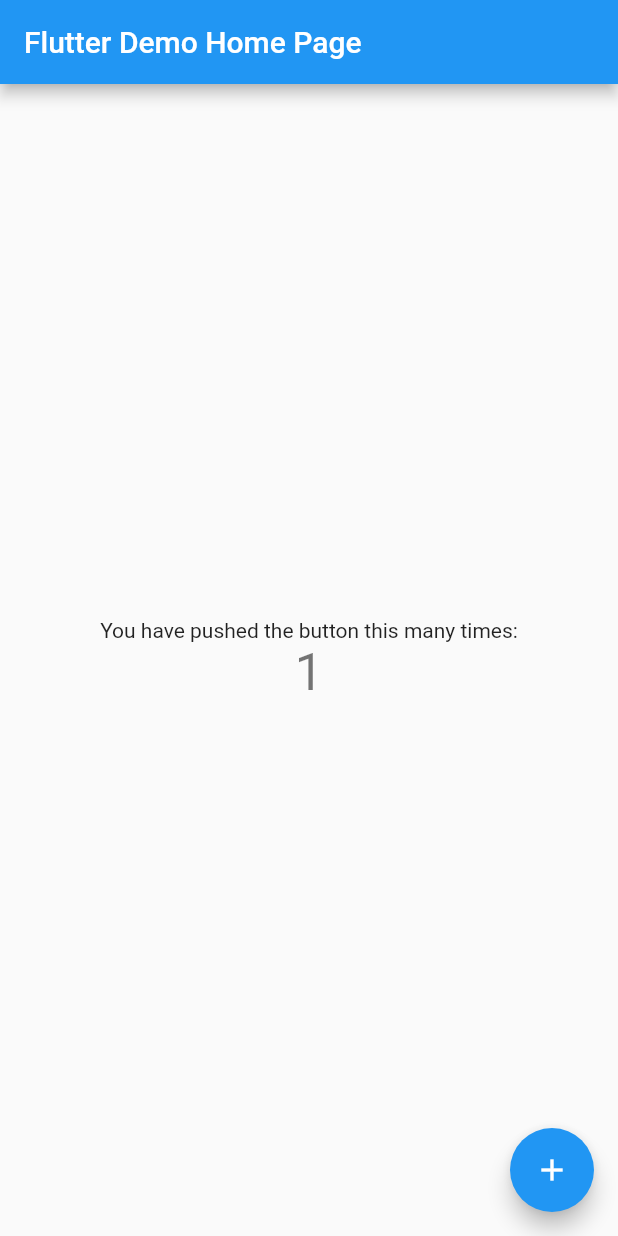
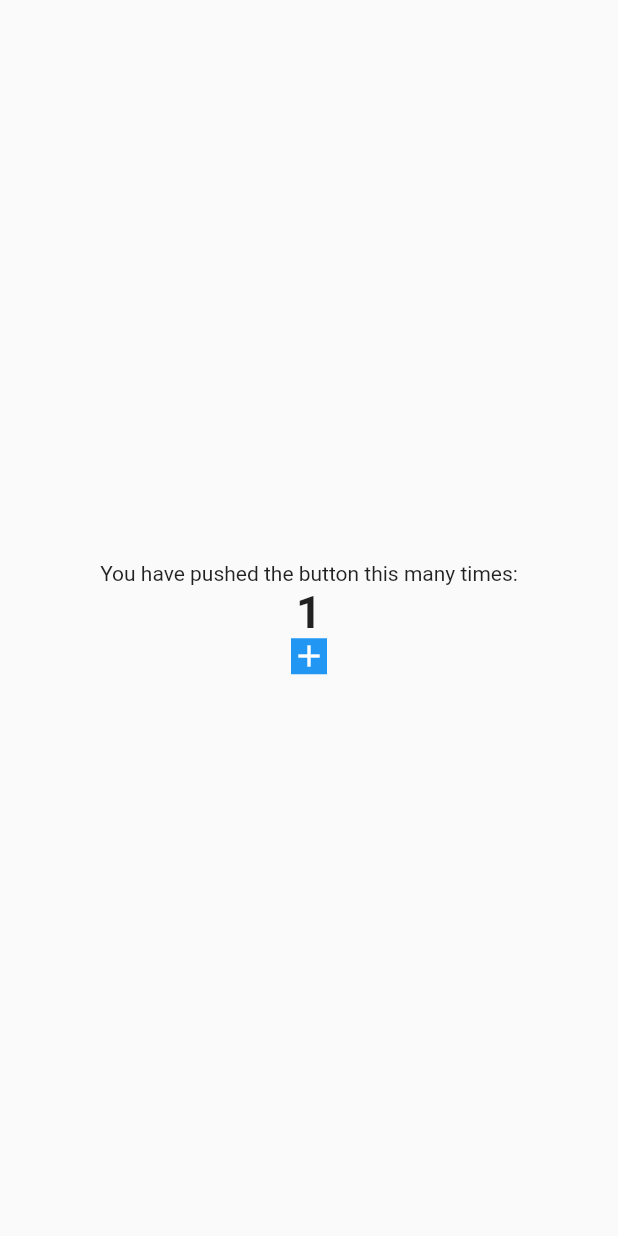
Before and after one commit to YamamotoDesu/riverpod_news_app, a Flutter app: the screen it shows after launch, after a tap on the "add" icon, on a phone screen of 412 x 824 dp. Run offline on Flutter 3.47's test engine with Material 2 defaults, Android fonts, the phone set to English and light mode, and no system bars; our stand-ins replace flutter_riverpod.

Commit message:
Part 1 Basic

```diff
--- /dev/null
+++ b/lib/counter_controller.dart
@@ -0,0 +1,9 @@
+import 'package:flutter_riverpod/flutter_riverpod.dart';
+
+final counterProvider = StateProvider(
+  (ref) => 0,
+);
+
+final textProvider = Provider(
+  (ref) => 'You have pushed the button this many times:',
+);
--- a/lib/main.dart
+++ b/lib/main.dart
@@ -1,115 +1,65 @@
 import 'package:flutter/material.dart';
+import 'package:flutter_riverpod/flutter_riverpod.dart';
+import 'package:riverpod_news_app/counter_controller.dart';
 
 void main() {
-  runApp(const MyApp());
+  runApp(
+    const ProviderScope(
+      child: MyApp(),
+    ),
+  );
 }
 
 class MyApp extends StatelessWidget {
   const MyApp({super.key});
 
-  // This widget is the root of your application.
   @override
   Widget build(BuildContext context) {
     return MaterialApp(
       title: 'Flutter Demo',
       theme: ThemeData(
-        // This is the theme of your application.
-        //
-        // Try running your application with "flutter run". You'll see the
-        // application has a blue toolbar. Then, without quitting the app, try
-        // changing the primarySwatch below to Colors.green and then invoke
-        // "hot reload" (press "r" in the console where you ran "flutter run",
-        // or simply save your changes to "hot reload" in a Flutter IDE).
-        // Notice that the counter didn't reset back to zero; the application
-        // is not restarted.
         primarySwatch: Colors.blue,
       ),
-      home: const MyHomePage(title: 'Flutter Demo Home Page'),
+      home: const MyHomePage(),
     );
   }
 }
 
-class MyHomePage extends StatefulWidget {
-  const MyHomePage({super.key, required this.title});
-
-  // This widget is the home page of your application. It is stateful, meaning
-  // that it has a State object (defined below) that contains fields that affect
-  // how it looks.
-
-  // This class is the configuration for the state. It holds the values (in this
-  // case the title) provided by the parent (in this case the App widget) and
-  // used by the build method of the State. Fields in a Widget subclass are
-  // always marked "final".
-
-  final String title;
-
-  @override
-  State<MyHomePage> createState() => _MyHomePageState();
-}
-
-class _MyHomePageState extends State<MyHomePage> {
-  int _counter = 0;
-
-  void _incrementCounter() {
-    setState(() {
-      // This call to setState tells the Flutter framework that something has
-      // changed in this State, which causes it to rerun the build method below
-      // so that the display can reflect the updated values. If we changed
-      // _counter without calling setState(), then the build method would not be
-      // called again, and so nothing would appear to happen.
-      _counter++;
-    });
-  }
+class MyHomePage extends StatelessWidget {
+  const MyHomePage({super.key});
 
   @override
   Widget build(BuildContext context) {
-    // This method is rerun every time setState is called, for instance as done
-    // by the _incrementCounter method above.
-    //
-    // The Flutter framework has been optimized to make rerunning build methods
-    // fast, so that you can just rebuild anything that needs updating rather
-    // than having to individually change instances of widgets.
     return Scaffold(
-      appBar: AppBar(
-        // Here we take the value from the MyHomePage object that was created by
-        // the App.build method, and use it to set our appbar title.
-        title: Text(widget.title),
-      ),
       body: Center(
-        // Center is a layout widget. It takes a single child and positions it
-        // in the middle of the parent.
-        child: Column(
-          // Column is also a layout widget. It takes a list of children and
-          // arranges them vertically. By default, it sizes itself to fit its
-          // children horizontally, and tries to be as tall as its parent.
-          //
-          // Invoke "debug painting" (press "p" in the console, choose the
-          // "Toggle Debug Paint" action from the Flutter Inspector in Android
-          // Studio, or the "Toggle Debug Paint" command in Visual Studio Code)
-          // to see the wireframe for each widget.
-          //
-          // Column has various properties to control how it sizes itself and
-          // how it positions its children. Here we use mainAxisAlignment to
-          // center the children vertically; the main axis here is the vertical
-          // axis because Columns are vertical (the cross axis would be
-          // horizontal).
-          mainAxisAlignment: MainAxisAlignment.center,
-          children: <Widget>[
-            const Text(
-              'You have pushed the button this many times:',
-            ),
-            Text(
-              '$_counter',
-              style: Theme.of(context).textTheme.headlineMedium,
-            ),
-          ],
+        child: Consumer(
+          builder: (context, ref, child) {
+            final counterText = ref.watch(counterProvider);
+            return Column(
+              mainAxisAlignment: MainAxisAlignment.center,
+              children: [
+                Text(ref.watch(textProvider)),
+                Text(
+                  counterText.toString(),
+                  style: const TextStyle(fontSize: 30, fontWeight: FontWeight.w700),
+                ),
+                InkWell(
+                  onTap: () {
+                    ref.read(counterProvider.notifier).state++;
+                  },
+                  child: Container(
+                    color: Colors.blue,
+                    child: const Icon(
+                      Icons.add,
+                      color: Colors.white,
+                    ),
+                  ),
+                ),
+              ],
+            );
+          },
         ),
       ),
-      floatingActionButton: FloatingActionButton(
-        onPressed: _incrementCounter,
-        tooltip: 'Increment',
-        child: const Icon(Icons.add),
-      ), // This trailing comma makes auto-formatting nicer for build methods.
     );
   }
 }
--- a/pubspec.yaml
+++ b/pubspec.yaml
@@ -35,6 +35,7 @@ dependencies:
   # The following adds the Cupertino Icons font to your application.
   # Use with the CupertinoIcons class for iOS style icons.
   cupertino_icons: ^1.0.2
+  flutter_riverpod: ^2.3.6
 
 dev_dependencies:
   flutter_test:
```
Also changed, not shown: pubspec.lock.
